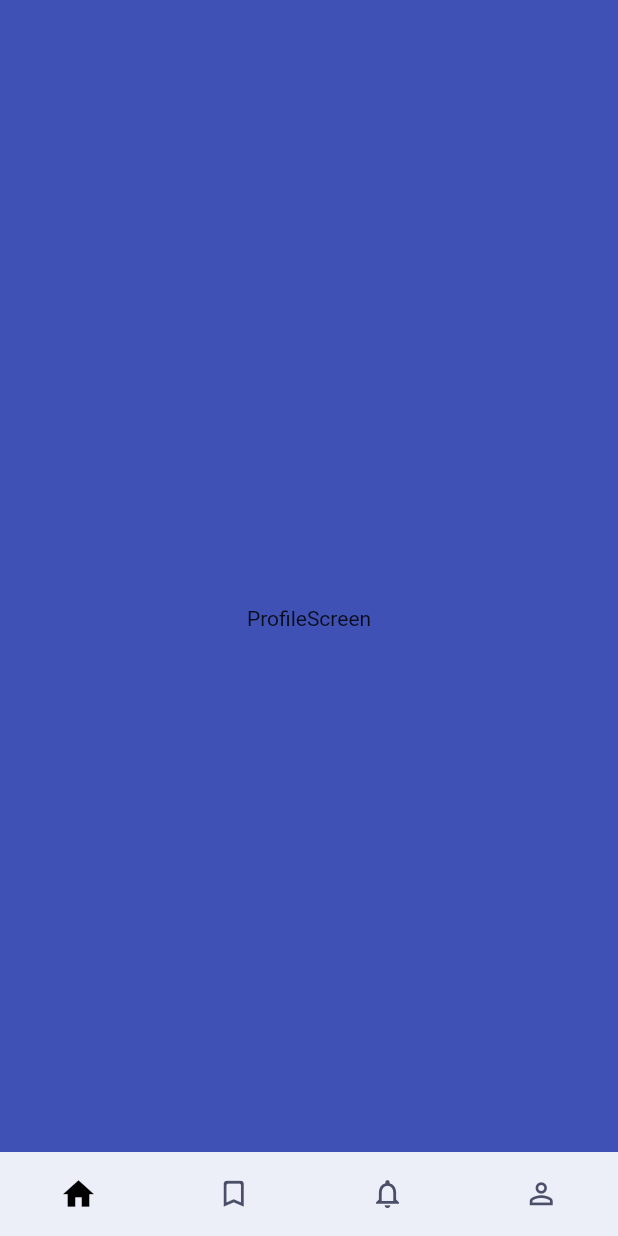
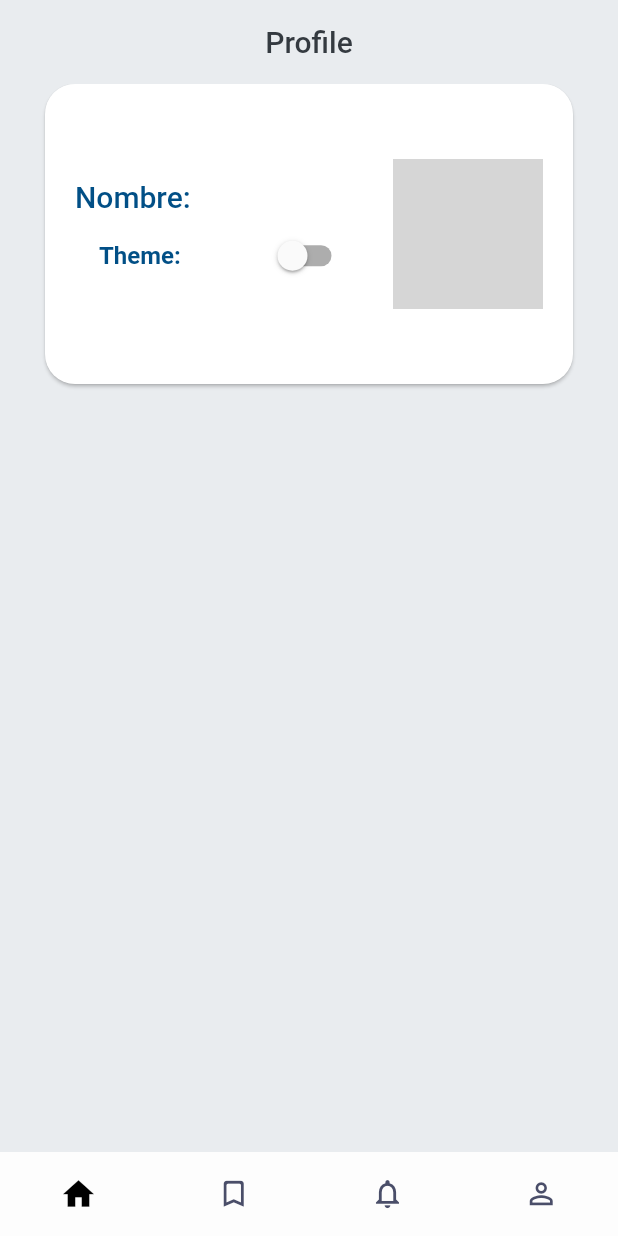
Before and after one commit to jhongo/Furniture_App, a Flutter app: the screen it shows after launch, swiped to page 4, on a phone screen of 412 x 824 dp. Run offline on Flutter 3.47's test engine with Material 2 defaults, Android fonts, the phone set to English and light mode, and no system bars; our stand-ins replace font_awesome_flutter, shared_preferences; network calls fail; grey boxes are pictures that could not be loaded.

Commit message:
DarkMode and SharedPreferences

```diff
--- a/lib/main.dart
+++ b/lib/main.dart
@@ -2,26 +2,42 @@ import 'package:flutter/material.dart';
 import 'package:mueble_app/screens/screens.dart';
 import 'package:mueble_app/services/category_service.dart';
 import 'package:mueble_app/services/navbar_service.dart';
+import 'package:mueble_app/services/shared_preferences.dart';
+import 'package:mueble_app/services/theme_service.dart';
 import 'package:mueble_app/services/unit_service.dart';
 import 'package:provider/provider.dart';
 
-void main() => runApp(MyApp());
+void main() async {
+
+  WidgetsFlutterBinding.ensureInitialized();
+  await Preferences.init();
+
+  runApp(
+    MultiProvider(
+      providers: [
+        ChangeNotifierProvider(create:(context) => NavBarService()),
+        ChangeNotifierProvider(create:(context) => CategoryService()),
+        ChangeNotifierProvider(create:(context) => UnitService()),
+        ChangeNotifierProvider(create:(context) => ThemeService(isDarkMode: Preferences.isDarkModeGet)),
+
+      ],
+      child: MyApp()
+      )
+    );
+
+}
+
+
+
 
 class MyApp extends StatelessWidget {
   @override
   Widget build(BuildContext context) {
-    return MultiProvider(
-      providers: [
-        ChangeNotifierProvider(create:(context) => NavBarService()),
-        ChangeNotifierProvider(create:(context) => CategoryService()),
-        ChangeNotifierProvider(create:(context) => UnitService()),
-
-      ],
-      child:const MaterialApp(
-        title: 'Material App',
-        debugShowCheckedModeBanner: false,
-        home: HomeScreen()
-      ),
+    return MaterialApp(
+      title: 'Material App',
+      debugShowCheckedModeBanner: false,
+      home: HomeScreen(),
+      theme: Provider.of<ThemeService>(context).currentTheme
     );
   }
 }
--- a/lib/screens/home_screen.dart
+++ b/lib/screens/home_screen.dart
@@ -1,6 +1,7 @@
 import 'package:flutter/material.dart';
 import 'package:mueble_app/screens/screens.dart';
 import 'package:mueble_app/services/navbar_service.dart';
+import 'package:mueble_app/services/shared_preferences.dart';
 import 'package:provider/provider.dart';
 
 class HomeScreen extends StatelessWidget {
--- a/lib/screens/profile_screen.dart
+++ b/lib/screens/profile_screen.dart
@@ -1,16 +1,78 @@
 import 'package:flutter/material.dart';
+import 'package:mueble_app/services/shared_preferences.dart';
+import 'package:mueble_app/services/theme_service.dart';
+import 'package:provider/provider.dart';
 
-class ProfileScreen extends StatelessWidget {
+class ProfileScreen extends StatefulWidget {
 
   const ProfileScreen({Key? key}) : super(key: key);
 
   @override
+  State<ProfileScreen> createState() => _ProfileScreenState();
+}
+
+class _ProfileScreenState extends State<ProfileScreen> {
+
+  @override
   Widget build(BuildContext context) {
-    return const Scaffold(
-      backgroundColor: Colors.indigo,
-      body: Center(
-         child: Text('ProfileScreen'),
+    return Scaffold(
+      backgroundColor: Color(0xFFe9ecef),
+      appBar: AppBar(
+        backgroundColor: Color(0xFFe9ecef),
+        centerTitle: true,
+        elevation: 0,
+        title:const Text('Profile', style: TextStyle(color: Color(0xFF343a40)),),
       ),
+      body: Card(
+        margin: EdgeInsets.symmetric(horizontal: 30),
+        shape: RoundedRectangleBorder(
+          borderRadius: BorderRadius.circular(20)
+        ),
+        child: Container(
+          padding: EdgeInsets.symmetric(horizontal: 20),
+          width: double.infinity,
+          height: 200,
+          child: Row(
+            children: [
+              Column(
+                mainAxisAlignment: MainAxisAlignment.center,
+                crossAxisAlignment: CrossAxisAlignment.start,
+                children: [
+                  Text('Nombre:', style: TextStyle(fontSize: 20, fontWeight: FontWeight.w500, color: Color(0xFF014f86)),),
+                  Container(
+                    alignment: Alignment.centerLeft,
+                    height: 50,
+                    width: 200,
+                    child: SwitchListTile.adaptive(
+                      activeColor: Color(0xFF197278),
+                      title: Text('Theme:', style: TextStyle(color: Color(0xFF014f86), fontWeight: FontWeight.w700),),
+                      value: Preferences.isDarkModeGet,
+                      onChanged:(value){
+                        Preferences.isDarkModeSet = value;
+                        final themeData = Provider.of<ThemeService>(context,listen: false );
+                        value ? themeData.setDarkMode() : themeData.setLightMode();
+                        setState(() {
+
+                        });
+                      }
+                      ),
+                  )
+                ],
+              ),
+              Spacer(),
+               CircleAvatar(
+                backgroundColor: Color(0xFF89b0ae),
+                backgroundImage: (Preferences.isDarkModeGet == false)
+                ? NetworkImage('https://static.wikia.nocookie.net/regularshow/images/8/87/Rigby_-_Voceto.png/revision/latest?cb=20150731011857&path-prefix=es')
+                : NetworkImage('http://images1.wikia.nocookie.net/__cb20130529201259/regularshow/es/images/7/70/Mordecai_with_a_bat_by_kol98-d4xopyr-1-.png'),
+
+                radius: 50,
+
+              )
+            ],
+          ),
+        )
+      )
     );
   }
 }
--- /dev/null
+++ b/lib/services/shared_preferences.dart
@@ -0,0 +1,37 @@
+import 'package:flutter/cupertino.dart';
+import 'package:shared_preferences/shared_preferences.dart';
+
+class Preferences {
+
+  static late SharedPreferences _prefs;
+  static bool _isDarkMode = false;
+  static int _isSelectCategory = 1;
+
+  static int _optMenu = 0;
+
+/// `init()` is a function that returns a Future
+  static Future init() async{
+    _prefs = await SharedPreferences.getInstance();
+  }
+
+/// This is a getter and setter for the isDarkMode variable.
+  static bool get isDarkModeGet{
+    return _prefs.getBool('isDarkMode') ?? _isDarkMode;
+  }
+  static set isDarkModeSet(bool value){
+    _isDarkMode = value;
+    _prefs.setBool('isDarkMode', value);
+  }
+
+/// This is a getter and setter for the optMenu variable.
+   int get optMenuGet{
+    return _prefs.getInt('optMenu') ?? _optMenu;
+  }
+   set optMenuSet(int value){
+    _optMenu = value;
+    _prefs.setInt('optMenu', value);
+
+  }
+
+
+}
--- /dev/null
+++ b/lib/services/theme_service.dart
@@ -0,0 +1,21 @@
+import 'package:flutter/material.dart';
+
+class ThemeService extends ChangeNotifier {
+
+  ThemeData currentTheme;
+
+  ThemeService({
+    required bool isDarkMode
+  }):currentTheme = isDarkMode ? ThemeData.dark() : ThemeData.light();
+
+  setLightMode(){
+    currentTheme = ThemeData.light();
+    notifyListeners();
+  }
+  setDarkMode(){
+    currentTheme = ThemeData.dark();
+    notifyListeners();
+  }
+
+
+}
--- a/lib/services/unit_service.dart
+++ b/lib/services/unit_service.dart
@@ -6,12 +6,14 @@ class UnitService extends ChangeNotifier {
   int _unit = 0;
   bool _isActive = false;
 
+/// A getter and setter.
   int get unitGet => _unit;
   set unitSet(int value){
     _unit = value;
     notifyListeners();
   }
 
+/// A getter and setter.
   bool get isActiveGet => _isActive;
   set isActiveSet(bool value){
     _isActive = value;
--- a/pubspec.yaml
+++ b/pubspec.yaml
@@ -36,6 +36,7 @@ dependencies:
   cupertino_icons: ^1.0.2
   provider: ^6.0.3
   font_awesome_flutter: ^10.1.0
+  shared_preferences: ^2.0.15
 
 dev_dependencies:
   flutter_test:
```
Also changed, not shown: pubspec.lock, 1 other file.
